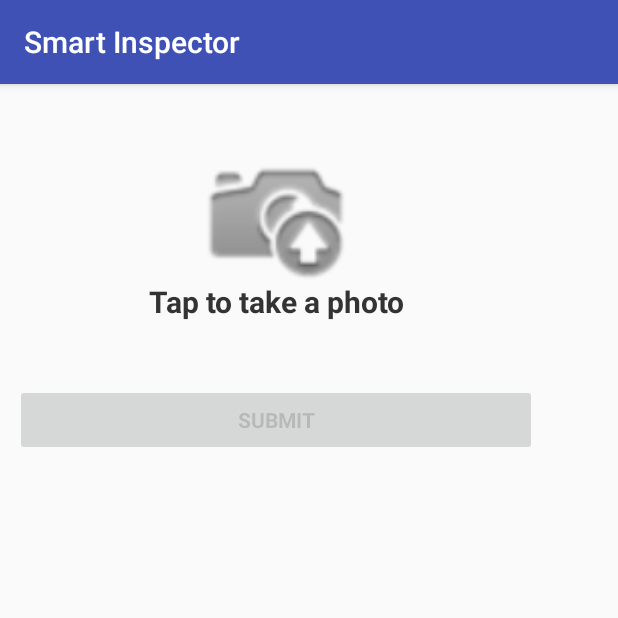
After one commit to neoalienson/smartprop, an Android app: the TakeAPhotoActivity screen opened directly, with no data from a screen before it, on a phone screen of 412 x 824 dp, the top half of it. The commit adds this screen. Run offline under Robolectric (Android 15) with nearby library versions, the phone set to English and light mode, and no system bars.

Commit message:
activity for taking photo and new icon

```diff
--- a/smartinspector/app/build.gradle
+++ b/smartinspector/app/build.gradle
@@ -2,7 +2,7 @@ apply plugin: 'com.android.application'
 
 android {
     compileSdkVersion 26
-    buildToolsVersion "26.0.2"
+    buildToolsVersion '26.0.2'
     defaultConfig {
         applicationId "app.smartinspector.com.smartinspector"
         minSdkVersion 19
@@ -24,7 +24,11 @@ dependencies {
     androidTestCompile('com.android.support.test.espresso:espresso-core:2.2.2', {
         exclude group: 'com.android.support', module: 'support-annotations'
     })
+
     compile 'com.android.support:appcompat-v7:26.+'
     compile 'com.android.support:design:26.+'
+    compile 'com.microsoft.projectoxford:emotion:1.0.355'
+    compile 'com.microsoft.projectoxford:face:1.0.0'
+    compile 'com.android.support.constraint:constraint-layout:1.0.2'
     testCompile 'junit:junit:4.12'
 }
--- a/smartinspector/app/src/main/AndroidManifest.xml
+++ b/smartinspector/app/src/main/AndroidManifest.xml
@@ -1,6 +1,10 @@
 <?xml version="1.0" encoding="utf-8"?>
 <manifest xmlns:android="http://schemas.android.com/apk/res/android"
     package="app.smartinspector.com.smartinspector">
+
+    <uses-permission android:name="android.permission.INTERNET" />
+    <uses-permission android:name="android.permission.ACCESS_NETWORK_STATE" />
+    <uses-permission android:name="android.permission.READ_EXTERNAL_STORAGE" />
 
     <application
         android:allowBackup="true"
@@ -17,6 +21,8 @@
                 <category android:name="android.intent.category.LAUNCHER" />
             </intent-filter>
         </activity>
+        <activity android:name=".TakeAPhotoActivity"></activity>
+
     </application>
 
 </manifest>
--- /dev/null
+++ b/smartinspector/app/src/main/java/app/smartinspector/com/smartinspector/TakeAPhotoActivity.java
@@ -0,0 +1,36 @@
+package app.smartinspector.com.smartinspector;
+
+import android.content.Intent;
+import android.net.Uri;
+import android.os.Environment;
+import android.provider.MediaStore;
+import android.support.v7.app.AppCompatActivity;
+import android.os.Bundle;
+
+import java.io.File;
+import java.io.IOException;
+
+public class TakeAPhotoActivity extends AppCompatActivity {
+
+    private static final int REQUEST_TAKE_PHOTO = 0;
+    Uri mUriPhotoTaken;
+
+    @Override
+    protected void onCreate(Bundle savedInstanceState) {
+        super.onCreate(savedInstanceState);
+        setContentView(R.layout.activity_take_aphoto);
+        Intent intent = new Intent(MediaStore.ACTION_IMAGE_CAPTURE);
+        if(intent.resolveActivity(getPackageManager()) != null) {
+            // Save the photo taken to a temporary file.
+            File storageDir = getExternalFilesDir(Environment.DIRECTORY_PICTURES);
+            try {
+                File file = File.createTempFile("IMG_", ".jpg", storageDir);
+                mUriPhotoTaken = Uri.fromFile(file);
+                intent.putExtra(MediaStore.EXTRA_OUTPUT, mUriPhotoTaken);
+                startActivityForResult(intent, REQUEST_TAKE_PHOTO);
+            } catch (IOException e) {
+            }
+        }
+    }
+
+}
--- /dev/null
+++ b/smartinspector/app/src/main/res/layout/activity_take_aphoto.xml
@@ -0,0 +1,57 @@
+<?xml version="1.0" encoding="utf-8"?>
+<android.support.constraint.ConstraintLayout xmlns:android="http://schemas.android.com/apk/res/android"
+    xmlns:app="http://schemas.android.com/apk/res-auto"
+    xmlns:tools="http://schemas.android.com/tools"
+    android:layout_width="match_parent"
+    android:layout_height="match_parent"
+    tools:context="app.smartinspector.com.smartinspector.TakeAPhotoActivity">
+
+    <LinearLayout
+        android:id="@+id/username_login_form"
+        android:layout_width="368dp"
+        android:layout_height="wrap_content"
+        android:orientation="vertical"
+        android:padding="10dp"
+        tools:layout_editor_absoluteY="0dp"
+        tools:layout_editor_absoluteX="8dp">
+
+        <RelativeLayout
+            android:layout_width="match_parent"
+            android:layout_height="wrap_content"
+            >
+        <ImageView
+            android:id="@+id/main_image"
+            android:layout_width="match_parent"
+            android:layout_height="150dp"
+            android:layout_gravity="center"
+            android:src="@drawable/camera"
+            android:padding="10dp"
+            android:layout_weight="1" />
+            <TextView
+                android:id="@+id/myImageViewText"
+                android:layout_width="wrap_content"
+                android:layout_height="wrap_content"
+                android:layout_alignLeft="@+id/main_image"
+                android:layout_alignRight="@+id/main_image"
+                android:layout_alignBottom="@+id/main_image"
+                android:layout_margin="1dp"
+                android:gravity="center"
+                android:text="Tap to take a photo"
+                android:textSize="20dp"
+                android:textStyle="bold"
+                android:textColor="#333333" />
+        </RelativeLayout>
+        <Button
+            android:id="@+id/submit_button"
+            style="?android:textAppearanceSmall"
+            android:layout_width="match_parent"
+            android:layout_height="wrap_content"
+            android:enabled="false"
+            android:layout_marginTop="40dp"
+            android:text="Submit"
+            android:textStyle="bold"
+            tools:layout_editor_absoluteY="0dp"
+            tools:layout_editor_absoluteX="8dp" />
+
+    </LinearLayout>
+</android.support.constraint.ConstraintLayout>
--- a/smartinspector/app/src/main/res/values/dimens.xml
+++ b/smartinspector/app/src/main/res/values/dimens.xml
@@ -2,4 +2,5 @@
     <!-- Default screen margins, per the Android Design guidelines. -->
     <dimen name="activity_horizontal_margin">16dp</dimen>
     <dimen name="activity_vertical_margin">16dp</dimen>
+    <dimen name="fab_margin">16dp</dimen>
 </resources>
--- a/smartinspector/app/src/main/res/values/strings.xml
+++ b/smartinspector/app/src/main/res/values/strings.xml
@@ -10,4 +10,5 @@
     <string name="error_invalid_password">This password is too short</string>
     <string name="error_incorrect_password">This password is incorrect</string>
     <string name="error_field_required">This field is required</string>
+    <string name="title_activity_recognize">RecognizeActivity</string>
 </resources>
```
Also changed, not shown: smartinspector/app/src/main/java/app/smartinspector/com/smartinspector/LoginActivity.java (+8 -2 lines), smartinspector/app/src/main/res/layout/activity_login.xml (+8 -4 lines), smartinspector/app/src/main/res/values/styles.xml (+9 -0 lines), smartinspector/app/src/main/res/drawable/camera.png (added).
